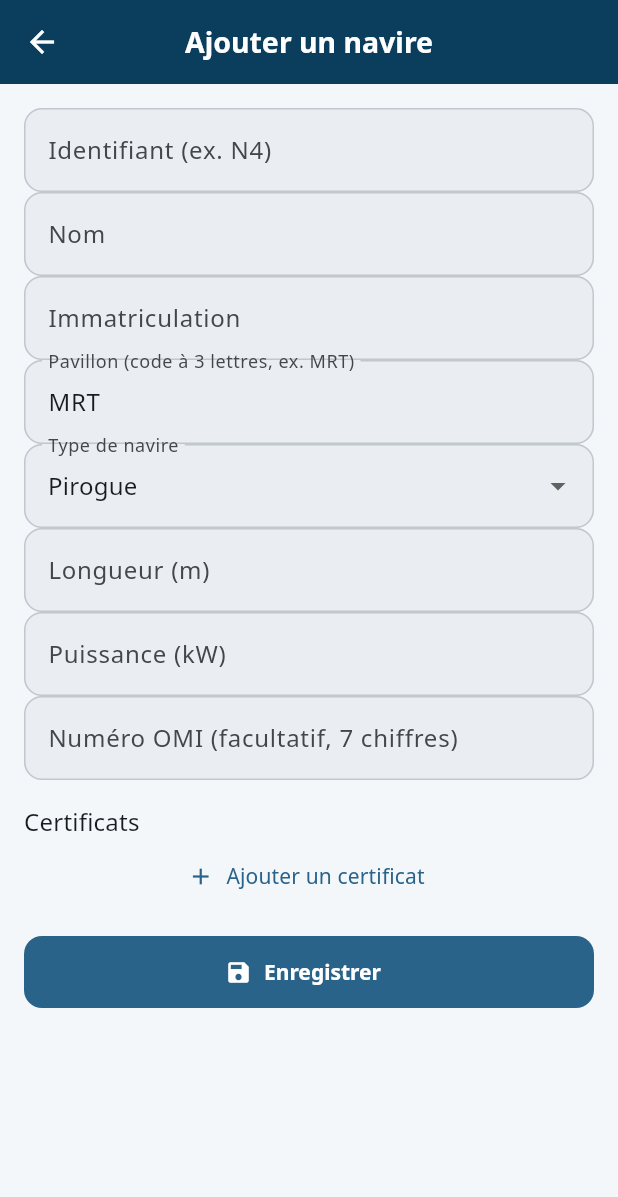
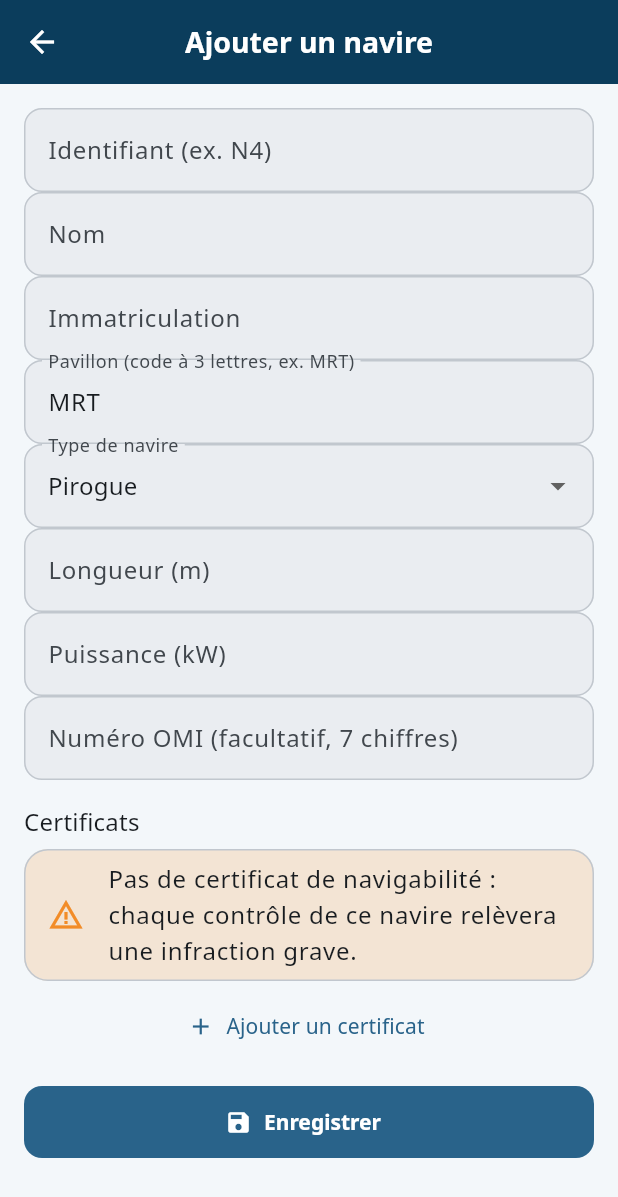
Before and after one commit to haderami001/daftari-legal, a Flutter app: the NavireFormScreen screen opened directly, on a phone screen of 412 x 824 dp. Shown: the top 1197 px of the screen. Run offline on Flutter 3.47's test engine with Material 3 defaults, Android fonts, the phone set to English and light mode, and no system bars; our stand-ins replace drift, drift_flutter, flutter_map, flutter_secure_storage, geolocator, image_picker and 5 more; missing offline and left inert: dart_jsonwebtoken, mobile_scanner, pointycastle, postgres, shelf_router; accounts and stored records are empty; generated files the repository leaves out were written again; statements that could not run were skipped.

Commit message:
Admin : avertir quand un navire n'a pas de certificat de navigabilité
Le formulaire de navire acceptait un navire sans certificat sans rien
dire : l'infraction CERT_ABSENT n'apparaissait qu'au contrôle. Il
affiche maintenant un avertissement (non bloquant, orange de sauvetage)
tant qu'aucun certificat de navigabilité n'est saisi.

Corrige aussi le menu du type de certificat, qui débordait sur un
écran étroit (isExpanded manquant). Le test du formulaire fait défiler
jusqu'au bouton Enregistrer, que l'avertissement pousse plus bas.

Co-Authored-By: Claude Opus 5.5 <noreply@anthropic.com>
Claude-Session: https://claude.ai/code/session_01DQV1ZQ9J7v1UEhekob3U7S

```diff
--- a/peche_app/lib/features/administration/administration_screen.dart
+++ b/peche_app/lib/features/administration/administration_screen.dart
@@ -5,6 +5,7 @@ import 'package:flutter/material.dart';
 import '../../core/models/enums.dart';
 import '../../core/services/administration.dart';
 import '../../core/services/services.dart';
+import '../../core/theme.dart';
 import '../../l10n/libelles.dart';
 
 /// Administration du référentiel central : navires et licences.
@@ -528,6 +529,16 @@ class _NavireFormScreenState extends State<NavireFormScreen>
             const SizedBox(height: 16),
             Text(l10n.certificats,
                 style: Theme.of(context).textTheme.titleMedium),
+            // Pas bloquant, mais chaque contrôle relèvera CERT_ABSENT.
+            if (!certificats.any((c) => c.type == TypeCertificat.navigabilite))
+              Card(
+                color: CouleursPeche.sauvetage.withValues(alpha: 0.18),
+                child: ListTile(
+                  leading: const Icon(Icons.warning_amber,
+                      color: CouleursPeche.sauvetage),
+                  title: Text(l10n.navigabiliteManquante),
+                ),
+              ),
             for (final (i, c) in certificats.indexed)
               Card(
                 child: Padding(
@@ -536,6 +547,7 @@ class _NavireFormScreenState extends State<NavireFormScreen>
                     Row(children: [
                       Expanded(
                         child: DropdownButtonFormField<TypeCertificat>(
+                          isExpanded: true,
                           key: ValueKey(c.type),
                           initialValue: c.type,
                           items: [
--- a/peche_app/lib/l10n/app_ar.arb
+++ b/peche_app/lib/l10n/app_ar.arb
@@ -162,6 +162,7 @@
   "champPuissance": "القدرة (كيلوواط)",
   "champImo": "رقم المنظمة البحرية الدولية (اختياري، 7 أرقام)",
   "certificats": "الشهادات",
+  "navigabiliteManquante": "لا توجد شهادة صلاحية الإبحار: كل تفتيش لهذه السفينة سيسجّل مخالفة جسيمة.",
   "ajouterCertificat": "إضافة شهادة",
   "champNumero": "الرقم",
   "champExpiration": "تاريخ الانتهاء",
--- a/peche_app/lib/l10n/app_fr.arb
+++ b/peche_app/lib/l10n/app_fr.arb
@@ -487,6 +487,7 @@
   "champPuissance": "Puissance (kW)",
   "champImo": "Numéro OMI (facultatif, 7 chiffres)",
   "certificats": "Certificats",
+  "navigabiliteManquante": "Pas de certificat de navigabilité : chaque contrôle de ce navire relèvera une infraction grave.",
   "ajouterCertificat": "Ajouter un certificat",
   "champNumero": "Numéro",
   "champExpiration": "Expiration",
--- a/peche_app/lib/l10n/app_localizations.dart
+++ b/peche_app/lib/l10n/app_localizations.dart
@@ -1072,6 +1072,12 @@ abstract class AppLocalizations {
   /// **'Certificats'**
   String get certificats;
 
+  /// No description provided for @navigabiliteManquante.
+  ///
+  /// In fr, this message translates to:
+  /// **'Pas de certificat de navigabilité : chaque contrôle de ce navire relèvera une infraction grave.'**
+  String get navigabiliteManquante;
+
   /// No description provided for @ajouterCertificat.
   ///
   /// In fr, this message translates to:
--- a/peche_app/lib/l10n/app_localizations_ar.dart
+++ b/peche_app/lib/l10n/app_localizations_ar.dart
@@ -686,6 +686,10 @@ class AppLocalizationsAr extends AppLocalizations {
   String get certificats => 'الشهادات';
 
   @override
+  String get navigabiliteManquante =>
+      'لا توجد شهادة صلاحية الإبحار: كل تفتيش لهذه السفينة سيسجّل مخالفة جسيمة.';
+
+  @override
   String get ajouterCertificat => 'إضافة شهادة';
 
   @override
--- a/peche_app/lib/l10n/app_localizations_fr.dart
+++ b/peche_app/lib/l10n/app_localizations_fr.dart
@@ -681,6 +681,10 @@ class AppLocalizationsFr extends AppLocalizations {
   String get certificats => 'Certificats';
 
   @override
+  String get navigabiliteManquante =>
+      'Pas de certificat de navigabilité : chaque contrôle de ce navire relèvera une infraction grave.';
+
+  @override
   String get ajouterCertificat => 'Ajouter un certificat';
 
   @override
```
Also changed, not shown: 1 other file.
